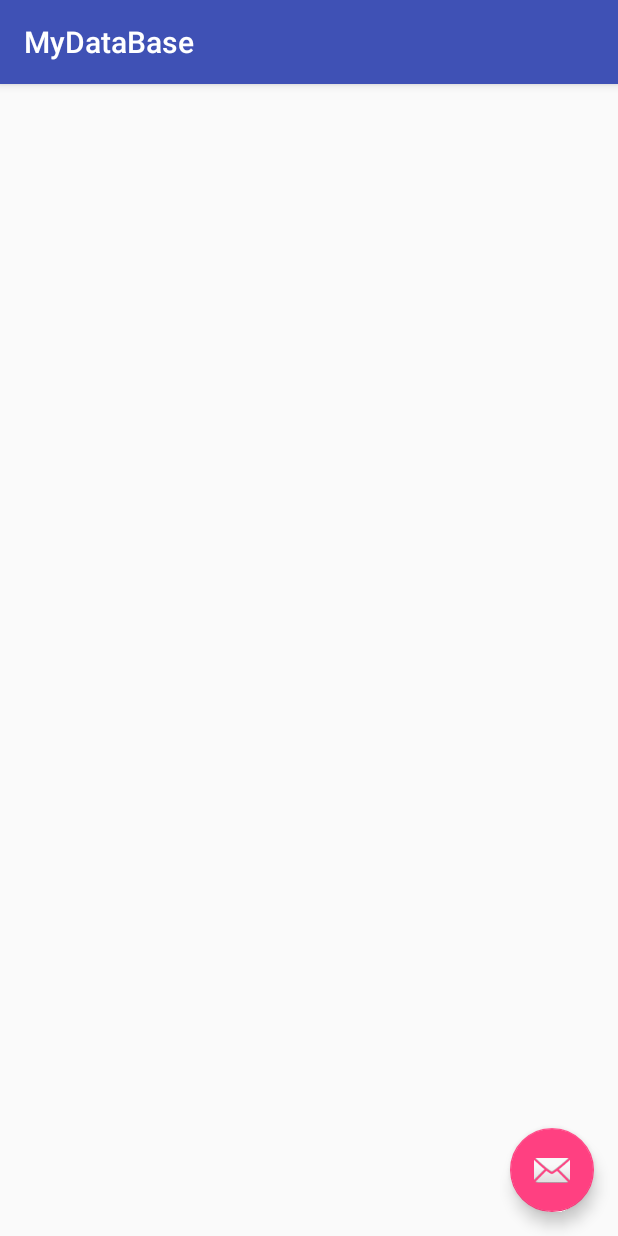
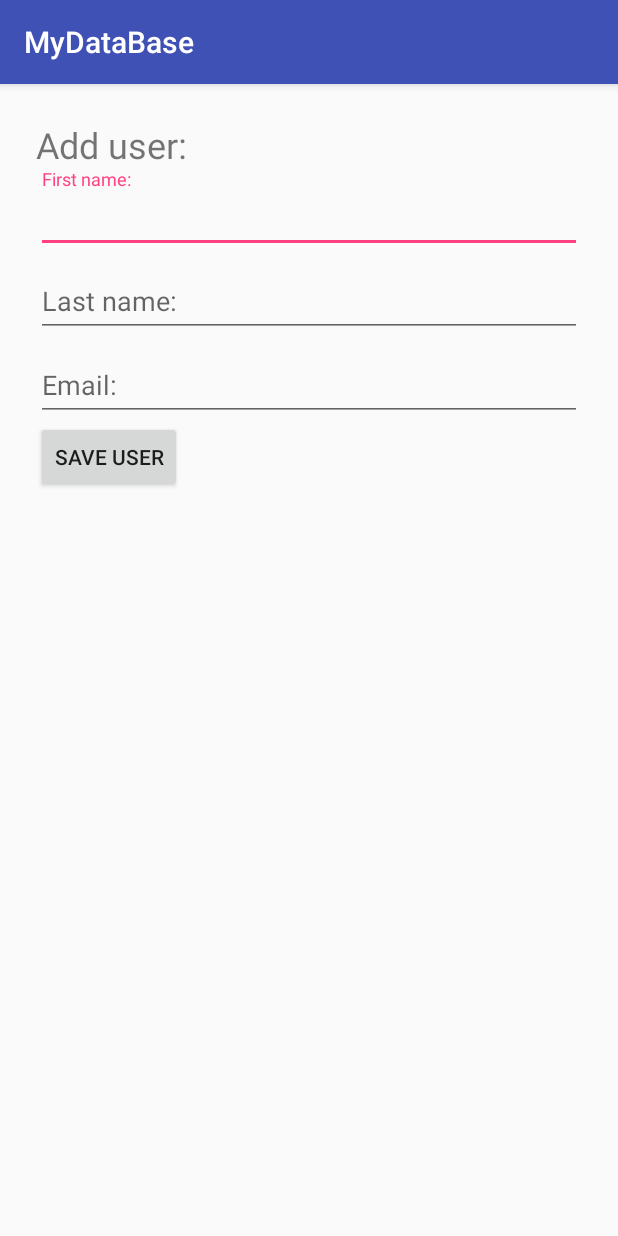
Before and after one commit to cogito96/Android-Baza-Danych, an Android app: the screen it shows after launch (MainActivity before the commit, CreateUser after it), after a tap on an icon or button, on a phone screen of 412 x 824 dp. Run offline under Robolectric (Android 15) with nearby library versions, the phone set to English and light mode, and no system bars.

Commit message:
dodanie pól Imie, nazwisko , email

```diff
--- a/app/src/main/AndroidManifest.xml
+++ b/app/src/main/AndroidManifest.xml
@@ -19,6 +19,9 @@
                 <category android:name="android.intent.category.LAUNCHER" />
             </intent-filter>
         </activity>
+
+        <activity android:name=".CreateUser" />
+
     </application>
 
 </manifest>
--- a/app/src/main/java/com/example/aa/mydatabase/CreateUser.java
+++ b/app/src/main/java/com/example/aa/mydatabase/CreateUser.java
@@ -3,15 +3,38 @@ package com.example.aa.mydatabase;
 import android.os.Bundle;
 import android.support.annotation.Nullable;
 import android.support.v7.app.AppCompatActivity;
+import android.util.Log;
+import android.view.View;
+import android.widget.Button;
+import android.widget.EditText;
 
 /**
  * Created by aa on 16.12.2017.
  */
 
 public class CreateUser extends AppCompatActivity {
+    private static final String TAG = "CreateUser";
+
+    EditText firstName;
+    EditText lastName;
+    EditText email;
+    Button button;
     @Override
     protected void onCreate(@Nullable Bundle savedInstanceState) {
         super.onCreate(savedInstanceState);
         setContentView(R.layout.create_user);
+
+        firstName = findViewById(R.id.first_name);
+        lastName = findViewById(R.id.last_name);
+        email = findViewById(R.id.email);
+        button = findViewById(R.id.button);
+
+        button.setOnClickListener(new View.OnClickListener() {
+            @Override
+            public void onClick(View v) {
+                //TODO 10/28/17 Save to database
+                Log.d(TAG, "onClick:firstName: " + firstName.getText().toString());
+            }
+        });
     }
 }
--- a/app/src/main/java/com/example/aa/mydatabase/MainActivity.java
+++ b/app/src/main/java/com/example/aa/mydatabase/MainActivity.java
@@ -28,6 +28,7 @@ public class MainActivity extends AppCompatActivity {
             @Override
             public void onClick(View v) {
                 Log.d(TAG, "onClick: pressed!");
+                startActivity(new Intent(MainActivity.this , CreateUser.class));
             }
         });
     }
--- a/app/src/main/res/layout/create_user.xml
+++ b/app/src/main/res/layout/create_user.xml
@@ -1,6 +1,60 @@
 <?xml version="1.0" encoding="utf-8"?>
 <LinearLayout xmlns:android="http://schemas.android.com/apk/res/android"
-    android:orientation="vertical" android:layout_width="match_parent"
-    android:layout_height="match_parent">
+    android:orientation="vertical"
+    android:layout_width="match_parent"
+    android:layout_height="match_parent"
+    android:padding ="24dp">
+
+    <TextView
+        android:layout_width = "match_parent"
+        android:layout_height = "wrap_content"
+        android:text = "Add user:"
+        android:textSize = "24sp"
+        />
+
+    <android.support.design.widget.TextInputLayout
+        android:layout_width="match_parent"
+        android:layout_height="wrap_content">
+
+        <android.support.design.widget.TextInputEditText
+            android:id="@+id/first_name"
+            android:layout_width="match_parent"
+            android:layout_height="wrap_content"
+            android:hint="First name:"
+            />
+    </android.support.design.widget.TextInputLayout>
+
+    <android.support.design.widget.TextInputLayout
+        android:layout_width="match_parent"
+        android:layout_height="wrap_content">
+
+        <android.support.design.widget.TextInputEditText
+            android:id="@+id/last_name"
+            android:layout_width="match_parent"
+            android:layout_height="wrap_content"
+            android:hint="Last name:"
+            />
+    </android.support.design.widget.TextInputLayout>
+
+    <android.support.design.widget.TextInputLayout
+        android:layout_width="match_parent"
+        android:layout_height="wrap_content">
+
+        <android.support.design.widget.TextInputEditText
+            android:id="@+id/email"
+            android:layout_width="match_parent"
+            android:layout_height="wrap_content"
+            android:hint="Email:"
+            />
+    </android.support.design.widget.TextInputLayout>
+
+    <Button
+        android:id="@+id/button"
+        android:layout_width="wrap_content"
+        android:layout_height="wrap_content"
+        android:text="Save User"
+        />
+
+
 
 </LinearLayout>
```
